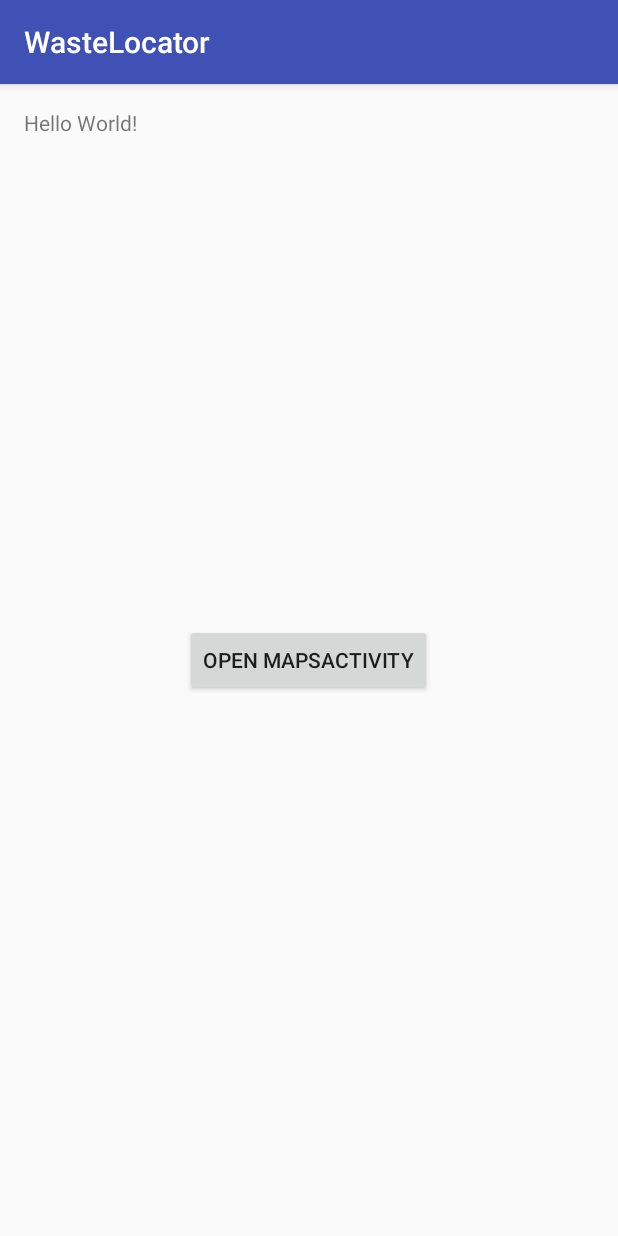
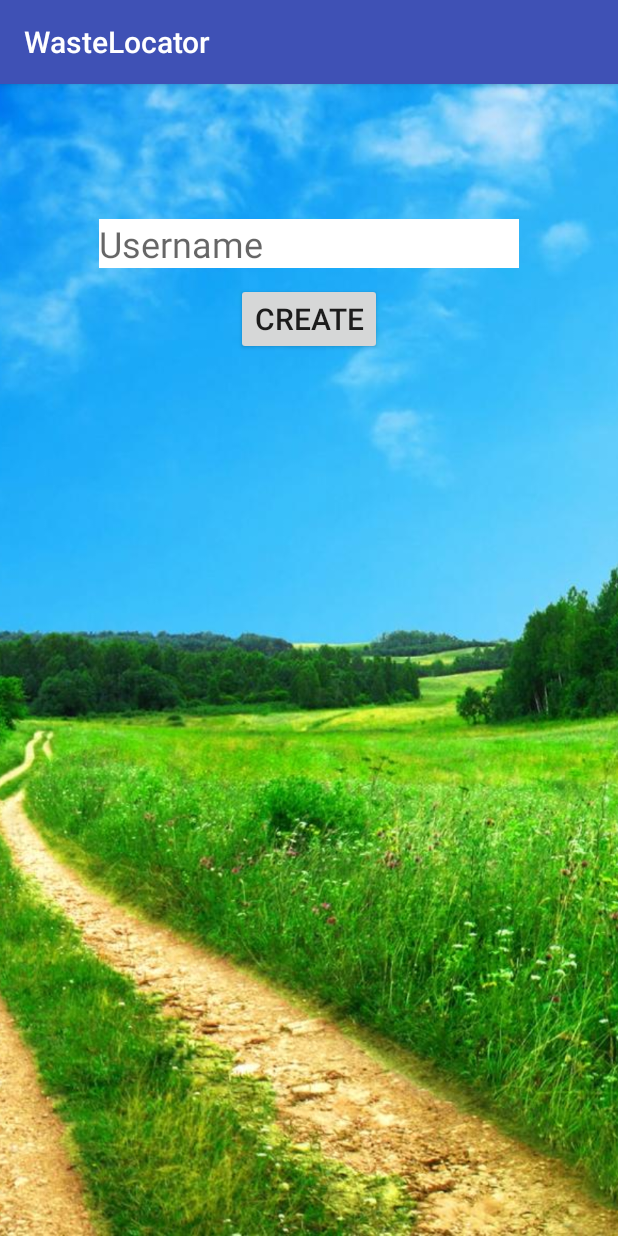
Before and after one commit to M2-InsaniTea/WasteLocator, an Android app: the screen it shows after launch (HomeActivity), on a phone screen of 412 x 824 dp. Run offline under Robolectric (Android 15) with nearby library versions, the phone set to English and light mode, and no system bars; 1 statement that could not run was skipped.

```diff
--- a/app/src/main/java/com/m2dl/helloandroid/wastelocator/EndpointsAsyncTask.java
+++ /dev/null
@@ -1,42 +0,0 @@
-package com.m2dl.helloandroid.wastelocator;
-
-import android.content.Context;
-import android.os.AsyncTask;
-import android.util.Pair;
-import android.widget.Toast;
-
-import com.google.api.client.extensions.android.http.AndroidHttp;
-import com.google.api.client.extensions.android.json.AndroidJsonFactory;
-import com.m2dl.helloandroid.wastelocator.backend.myApi.MyApi;
-
-import java.io.IOException;
-
-class EndpointsAsyncTask extends AsyncTask<Pair<Context, String>, Void, String> {
-    private static MyApi myApiService = null;
-    private Context context;
-
-    @Override
-    protected String doInBackground(Pair<Context, String>... params) {
-        if(myApiService == null) {  // Only do this once
-            MyApi.Builder builder = new MyApi.Builder(AndroidHttp.newCompatibleTransport(), new AndroidJsonFactory(), null)
-                    .setRootUrl("https://androidbackend-1191.appspot.com/_ah/api/");
-                // end options for devappserver
-
-            myApiService = builder.build();
-        }
-
-        context = params[0].first;
-        String name = params[0].second;
-
-        try {
-            return myApiService.sayHi(name).execute().getData();
-        } catch (IOException e) {
-            return e.getMessage();
-        }
-    }
-
-    @Override
-    protected void onPostExecute(String result) {
-        Toast.makeText(context, result, Toast.LENGTH_LONG).show();
-    }
-}
--- a/app/src/main/java/com/m2dl/helloandroid/wastelocator/HomeActivity.java
+++ b/app/src/main/java/com/m2dl/helloandroid/wastelocator/HomeActivity.java
@@ -6,22 +6,23 @@ import android.support.v7.app.AppCompatActivity;
 import android.os.Bundle;
 import android.util.Pair;
 import android.view.View;
-import android.widget.Button;
+import android.widget.TextView;
+
+import com.m2dl.helloandroid.wastelocator.backend.wasteApi.WasteApi;
 
 public class HomeActivity extends AppCompatActivity {
+    private WasteApi wasteApi;
 
     @Override
     protected void onCreate(Bundle savedInstanceState) {
         super.onCreate(savedInstanceState);
+        wasteApi = CloudEndpointBuilderHelper.getEndpoints();
         setContentView(R.layout.activity_home);
-
-        new EndpointsAsyncTask().execute(new Pair<Context, String>(this, "Manfred"));
-
 //        final Button button = (Button) findViewById(R.id.button_open_map);
     }
 
     public void openMapsActivity(View view) {
-        Intent intent = new Intent(this, MapsActivity.class);
-        startActivity(intent);
+        String name = ((TextView) findViewById(R.id.editText)).getText().toString();
+        new ConnectAsyncTask(this).execute(name);
     }
 }
--- a/app/src/main/res/layout/activity_home.xml
+++ b/app/src/main/res/layout/activity_home.xml
@@ -3,23 +3,44 @@
     xmlns:tools="http://schemas.android.com/tools"
     android:layout_width="match_parent"
     android:layout_height="match_parent"
-    android:paddingBottom="@dimen/activity_vertical_margin"
-    android:paddingLeft="@dimen/activity_horizontal_margin"
-    android:paddingRight="@dimen/activity_horizontal_margin"
-    android:paddingTop="@dimen/activity_vertical_margin"
     tools:context="com.m2dl.helloandroid.wastelocator.HomeActivity">
+    <ImageView
+        android:id="@+id/imageView1"
+        android:layout_width="fill_parent"
+        android:layout_height="fill_parent"
+        android:scaleType="centerCrop"
+        android:src="@drawable/nature"/>
 
-    <TextView
+    <LinearLayout
+        android:orientation="vertical"
         android:layout_width="wrap_content"
         android:layout_height="wrap_content"
-        android:text="Hello World!" />
+        android:gravity="center_vertical|center_horizontal"
+        android:layout_alignParentTop="true"
+        android:layout_centerHorizontal="true"
+        android:layout_marginTop="90dp">
 
-    <Button
-        android:layout_width="wrap_content"
-        android:layout_height="wrap_content"
-        android:text="Open MapsActivity"
-        android:id="@+id/button_open_map"
-        android:layout_centerVertical="true"
-        android:layout_centerHorizontal="true"
-        android:onClick="openMapsActivity"/>
+        <EditText
+            android:layout_width="wrap_content"
+            android:layout_height="wrap_content"
+            android:inputType="textPersonName"
+            android:ems="10"
+            android:id="@+id/editText"
+            android:layout_alignParentTop="true"
+            android:layout_centerHorizontal="true"
+            android:background="#ffffff"
+            android:textSize="24sp"
+            android:hint="Username"/>
+
+        <Button
+            android:layout_width="wrap_content"
+            android:layout_height="wrap_content"
+            android:text="Create"
+            android:id="@+id/button"
+            android:layout_below="@+id/relativeLayout"
+            android:layout_centerHorizontal="true"
+            android:textSize="20sp"
+            android:layout_marginTop="10dp"
+            android:onClick="openMapsActivity"/>
+    </LinearLayout>
 </RelativeLayout>
--- a/backend/src/main/java/com/m2dl/helloandroid/wastelocator/backend/MyBean.java
+++ b/backend/src/main/java/com/m2dl/helloandroid/wastelocator/backend/MyBean.java
@@ -9,7 +9,7 @@ public class MyBean {
         return myData;
     }
 
-    public void setData(String imgUrl) {
-        this.myData = imgUrl;
+    public void setData(String data) {
+        this.myData = data;
     }
 }
```
Also changed, not shown: app/build.gradle (+22 -0 lines), app/src/main/java/com/m2dl/helloandroid/wastelocator/CloudEndpointBuilderHelper.java (added, +43 -0 lines), app/src/main/java/com/m2dl/helloandroid/wastelocator/ConnectAsyncTask.java (added, +53 -0 lines), app/src/main/java/com/m2dl/helloandroid/wastelocator/Constants.java (added, +41 -0 lines), backend/src/main/java/com/m2dl/helloandroid/wastelocator/backend/Constants.java (added, +22 -0 lines), backend/src/main/java/com/m2dl/helloandroid/wastelocator/backend/MyEndpoint.java (+14 -10 lines), backend/src/main/java/com/m2dl/helloandroid/wastelocator/backend/apis/UserEndpoint.java (added, +51 -0 lines), backend/src/main/webapp/WEB-INF/web.xml (+11 -4 lines), app/src/main/res/drawable/nature.jpg (added), 2 other files.
